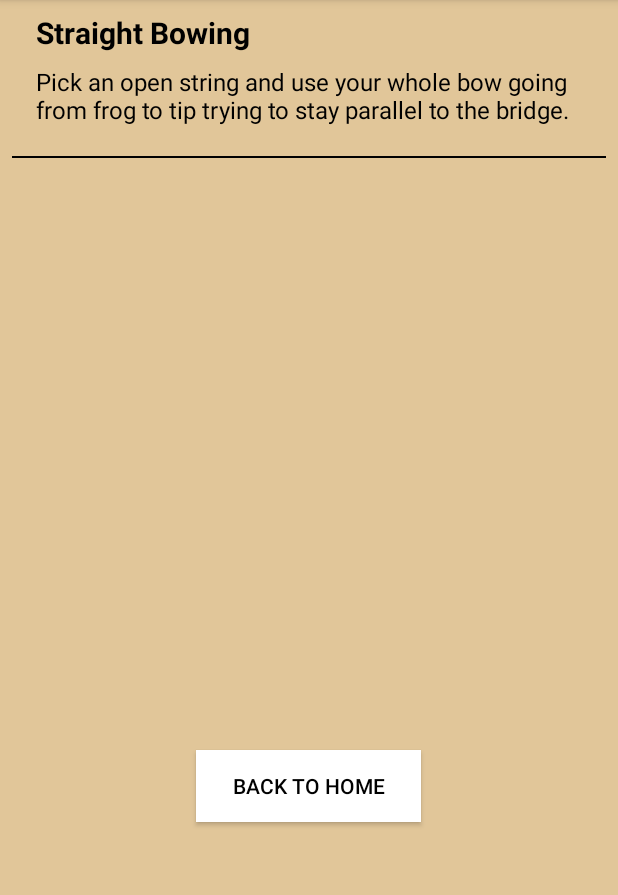
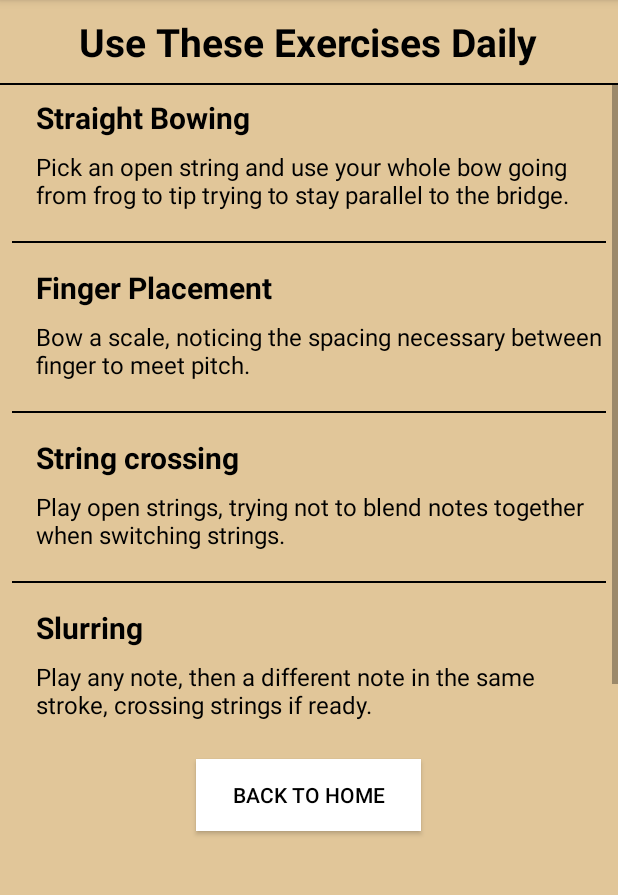
Before and after one commit to andrewrama/ViolinApp, an Android app: the ExerciseActivity screen opened directly, with no data from a screen before it, on a phone screen of 412 x 824 dp, the part 84-979 px from its top. Run offline under Robolectric (Android 15) with nearby library versions, the light colour scheme and no system bars.

Commit message:
Sixth Commit

```diff
--- a/app/src/main/java/andrewrama/honorsmobileapps/violinapp/ExerciseActivity.java
+++ b/app/src/main/java/andrewrama/honorsmobileapps/violinapp/ExerciseActivity.java
@@ -26,6 +26,13 @@ public class ExerciseActivity extends AppCompatActivity {
         mRecyclerView.setLayoutManager(layoutManager);
 
         exercises.add(new Exercise("Straight Bowing", "Pick an open string and use your whole bow going from frog to tip trying to stay parallel to the bridge."));
+        exercises.add(new Exercise("Finger Placement", "Bow a scale, noticing the spacing necessary between finger to meet pitch."));
+        exercises.add(new Exercise("String crossing", "Play open strings, trying not to blend notes together when switching strings."));
+        exercises.add(new Exercise("Slurring", "Play any note, then a different note in the same stroke, crossing strings if ready."));
+        exercises.add(new Exercise("Controlling Notes", "Commonly called staccato, play a short note with little bow, stop, and continue from previous position, attempting a smooth transition."));
+        exercises.add(new Exercise("Fourth Finger", "Once basic notes are learned, practice placing your fourth finger after your third to match the pitch of the next open string."));
+        exercises.add(new Exercise("Vibrato", "While playing any note of choice, move either arm or wrist away from and towards body to create a ringing note."));
+
 
         mAdapter = new ExerciseAdapter(exercises);
         mRecyclerView.setAdapter(mAdapter);
--- a/app/src/main/res/layout/activity_exercise.xml
+++ b/app/src/main/res/layout/activity_exercise.xml
@@ -9,9 +9,25 @@
     android:background="#E1C699">
 
 
+    <TextView
+        android:layout_width="wrap_content"
+        android:layout_height="wrap_content"
+        android:layout_gravity="center"
+        android:text="Use These Exercises Daily"
+        android:textColor="#000000"
+        android:textStyle="bold"
+        android:layout_marginTop="10dp"
+        android:textSize="26sp"/>
+
+    <TextView
+        android:layout_width="match_parent"
+        android:layout_marginTop="10dp"
+        android:layout_height="1dp"
+        android:background="#000000" />
+
     <ScrollView
         android:layout_width="match_parent"
-        android:layout_height="350dp" >
+        android:layout_height="425dp" >
         <androidx.recyclerview.widget.RecyclerView
             android:id="@+id/exerciseRecyclerView"
             android:layout_width="match_parent"
@@ -25,7 +41,7 @@
         android:layout_height="wrap_content"
         android:text="Back To Home"
         android:layout_gravity="center"
-        android:layout_marginTop="150dp"
+        android:layout_marginTop="24dp"
         android:background="#FFFFFF"
         android:textColor="#000000"
         android:id="@+id/backtohome"
```
